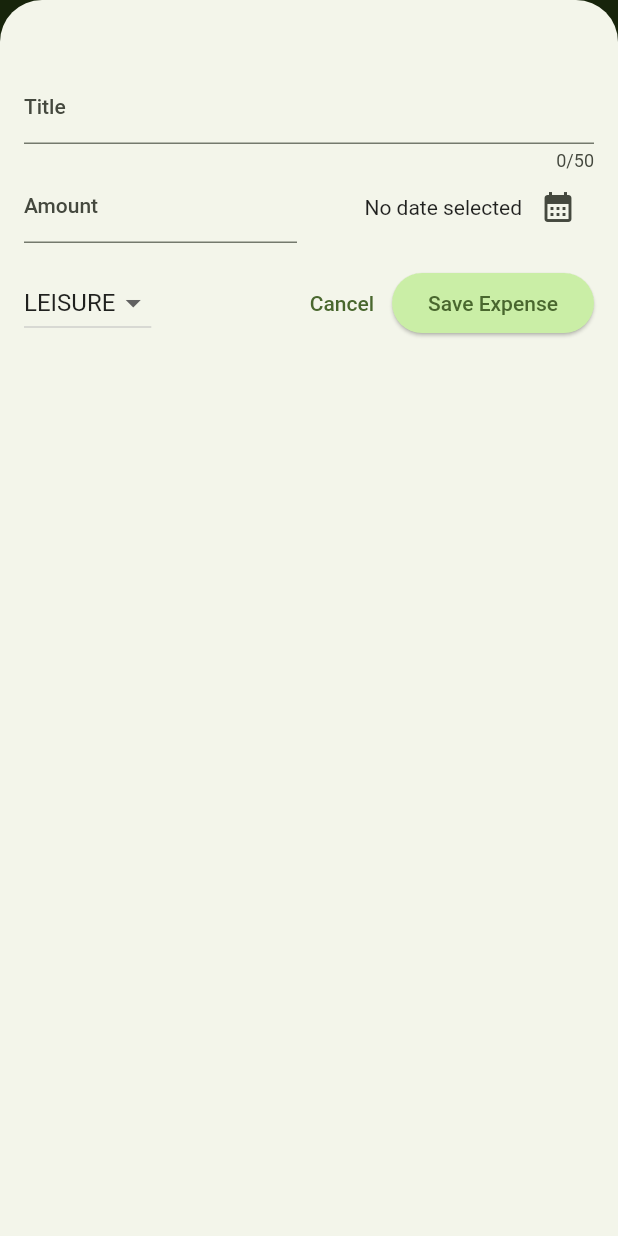
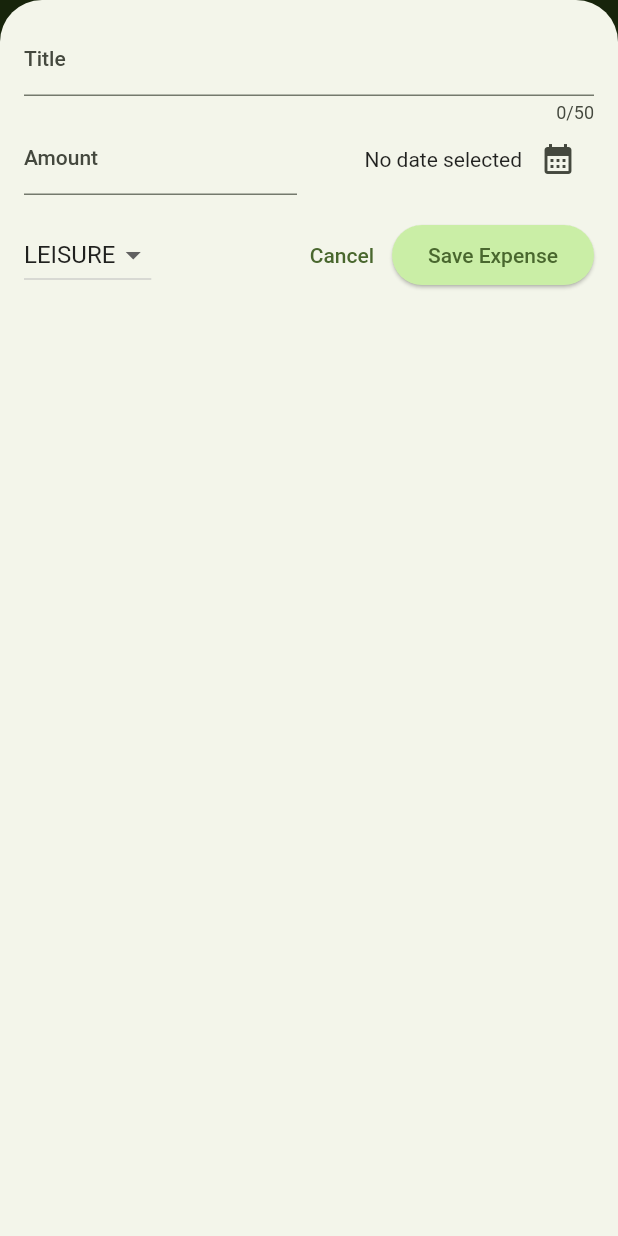
Before and after one commit to blucheez/expense_tracker, a Flutter app: the screen it shows after launch, after a tap on the "add" icon, on a phone screen of 412 x 824 dp. Run offline on Flutter 3.47's test engine with Material 2 defaults, Android fonts, the phone set to English and light mode, and no system bars.

Commit message:
responsibility updates

```diff
--- a/lib/widgets/expenses.dart
+++ b/lib/widgets/expenses.dart
@@ -30,6 +30,7 @@ class _ExpensesState extends State<Expenses> {
 
   void _openAddExpenseOverlay() {
     showModalBottomSheet(
+      useSafeArea: true,
       isScrollControlled: true,
       context: context,
       builder: (ctx) => NewExpense(onAddExpense: _addExpense),
--- a/lib/widgets/new_expense.dart
+++ b/lib/widgets/new_expense.dart
@@ -75,13 +75,43 @@ class _NewExpenseState extends State<NewExpense> {
   @override
   Widget build(BuildContext context) {
     final keyboardSpace = MediaQuery.of(context).viewInsets.bottom;
+    return LayoutBuilder(builder: (context, constraints) {
+      final width = constraints.maxWidth;
+
       return SizedBox(
         height: double.infinity,
         child: SingleChildScrollView(
           child: Padding(
-          padding: EdgeInsets.fromLTRB(16, 48, 16, keyboardSpace + 16),
+            padding: EdgeInsets.fromLTRB(16, 16, 16, keyboardSpace + 16),
             child: Column(
               children: [
+                if (width >= 600)
+                  Row(
+                    crossAxisAlignment: CrossAxisAlignment.start,
+                    children: [
+                      Expanded(
+                        child: TextField(
+                          controller: _titleController,
+                          maxLength: 50,
+                          decoration: const InputDecoration(
+                            label: Text('Title'),
+                          ),
+                        ),
+                      ),
+                      const SizedBox(width: 24),
+                      Expanded(
+                        child: TextField(
+                          controller: _amountController,
+                          keyboardType: TextInputType.number,
+                          decoration: const InputDecoration(
+                            prefixText: '\$ ',
+                            label: Text('Amount'),
+                          ),
+                        ),
+                      ),
+                    ],
+                  )
+                else
                   TextField(
                     controller: _titleController,
                     maxLength: 50,
@@ -89,6 +119,52 @@ class _NewExpenseState extends State<NewExpense> {
                       label: Text('Title'),
                     ),
                   ),
+                if (width >= 600)
+                  Row(
+                    children: [
+                      DropdownButton(
+                          value: _selectedCategory,
+                          items: Category.values
+                              .map(
+                                (category) => DropdownMenuItem(
+                                  value: category,
+                                  child: Text(
+                                    category.name.toUpperCase(),
+                                  ),
+                                ),
+                              )
+                              .toList(),
+                          onChanged: (value) {
+                            if (value == null) {
+                              return;
+                            }
+                            setState(() {
+                              _selectedCategory = value;
+                            });
+                          }),
+                      const SizedBox(
+                        width: 24,
+                      ),
+                      Expanded(
+                        child: Row(
+                          mainAxisAlignment: MainAxisAlignment.end,
+                          crossAxisAlignment: CrossAxisAlignment.center,
+                          children: [
+                            Text(
+                              _selectedDate == null
+                                  ? 'No date selected'
+                                  : formatter.format(_selectedDate!),
+                            ),
+                            IconButton(
+                              onPressed: _presentDatePicker,
+                              icon: const Icon(Icons.calendar_month),
+                            )
+                          ],
+                        ),
+                      )
+                    ],
+                  )
+                else
                   Row(
                     children: [
                       Expanded(
@@ -122,6 +198,23 @@ class _NewExpenseState extends State<NewExpense> {
                     ],
                   ),
                 const SizedBox(height: 16),
+                if (width >= 600)
+                  Row(
+                    children: [
+                      const Spacer(),
+                      TextButton(
+                        onPressed: () {
+                          Navigator.pop(context);
+                        },
+                        child: const Text('Cancel'),
+                      ),
+                      ElevatedButton(
+                        onPressed: _submitExpenseData,
+                        child: const Text('Save Expense'),
+                      )
+                    ],
+                  )
+                else
                   Row(
                     children: [
                       DropdownButton(
@@ -162,5 +255,6 @@ class _NewExpenseState extends State<NewExpense> {
           ),
         ),
       );
+    });
   }
 }
```
Lines whose indentation alone changed are shown as unchanged.
